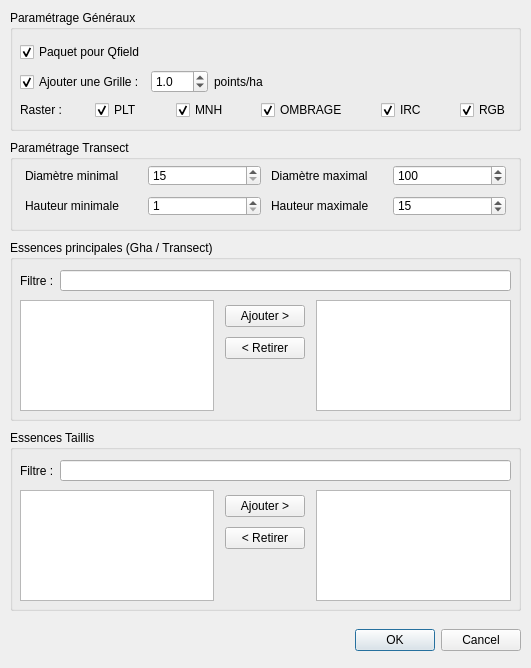
This is Qracines/modules/expertise/create/expertise_create.ui in paul-carteron/Qracines as Qt 5 draws it before an edit. The edited form follows.
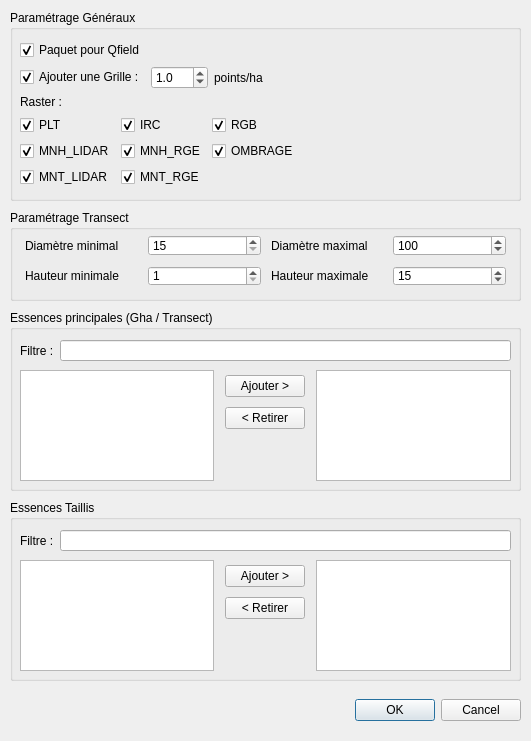
This is the edited form. Custom widgets are drawn as their Qt base class.

```diff
--- a/Qracines/modules/expertise/create/expertise_create.ui
+++ b/Qracines/modules/expertise/create/expertise_create.ui
@@ -7,7 +7,7 @@
     <x>0</x>
     <y>0</y>
     <width>531</width>
-    <height>668</height>
+    <height>741</height>
    </rect>
   </property>
   <property name="windowTitle">
@@ -17,7 +17,7 @@
    <property name="geometry">
     <rect>
      <x>10</x>
-     <y>240</y>
+     <y>310</y>
      <width>511</width>
      <height>181</height>
     </rect>
@@ -120,7 +120,7 @@
    <property name="geometry">
     <rect>
      <x>10</x>
-     <y>140</y>
+     <y>210</y>
      <width>511</width>
      <height>91</height>
     </rect>
@@ -242,7 +242,7 @@
      <x>10</x>
      <y>10</y>
      <width>511</width>
-     <height>121</height>
+     <height>191</height>
     </rect>
    </property>
    <property name="title">
@@ -254,7 +254,7 @@
       <x>10</x>
       <y>29</y>
       <width>491</width>
-      <height>81</height>
+      <height>148</height>
      </rect>
     </property>
     <layout class="QVBoxLayout" name="verticalLayout_2">
@@ -345,34 +345,69 @@
       </layout>
      </item>
      <item>
-      <layout class="QHBoxLayout" name="horizontalLayout_6">
-       <item>
-        <widget class="QLabel" name="label_layers_3">
+      <widget class="QLabel" name="label_layers_3">
+       <property name="sizePolicy">
+        <sizepolicy hsizetype="Fixed" vsizetype="Preferred">
+         <horstretch>0</horstretch>
+         <verstretch>0</verstretch>
+        </sizepolicy>
+       </property>
+       <property name="text">
+        <string>Raster :</string>
+       </property>
+      </widget>
+     </item>
+     <item>
+      <layout class="QGridLayout" name="gridLayout">
+       <item row="2" column="2">
+        <widget class="QCheckBox" name="cb_mnt_rge">
          <property name="sizePolicy">
-          <sizepolicy hsizetype="Fixed" vsizetype="Preferred">
+          <sizepolicy hsizetype="Maximum" vsizetype="Fixed">
            <horstretch>0</horstretch>
            <verstretch>0</verstretch>
           </sizepolicy>
          </property>
          <property name="text">
-          <string>Raster :</string>
+          <string>MNT_RGE</string>
          </property>
+         <property name="checked">
+          <bool>true</bool>
+         </property>
         </widget>
        </item>
-       <item>
-        <spacer name="horizontalSpacer_4">
-         <property name="orientation">
-          <enum>Qt::Horizontal</enum>
+       <item row="0" column="3">
+        <widget class="QCheckBox" name="cb_rgb">
+         <property name="sizePolicy">
+          <sizepolicy hsizetype="Maximum" vsizetype="Fixed">
+           <horstretch>0</horstretch>
+           <verstretch>0</verstretch>
+          </sizepolicy>
          </property>
-         <property name="sizeHint" stdset="0">
-          <size>
-           <width>40</width>
-           <height>20</height>
-          </size>
+         <property name="text">
+          <string>RGB</string>
          </property>
-        </spacer>
+         <property name="checked">
+          <bool>true</bool>
+         </property>
+        </widget>
        </item>
-       <item>
+       <item row="1" column="3">
+        <widget class="QCheckBox" name="cb_ombrage_mnh">
+         <property name="sizePolicy">
+          <sizepolicy hsizetype="Maximum" vsizetype="Fixed">
+           <horstretch>0</horstretch>
+           <verstretch>0</verstretch>
+          </sizepolicy>
+         </property>
+         <property name="text">
+          <string>OMBRAGE</string>
+         </property>
+         <property name="checked">
+          <bool>true</bool>
+         </property>
+        </widget>
+       </item>
+       <item row="0" column="0">
         <widget class="QCheckBox" name="cb_plt">
          <property name="sizePolicy">
           <sizepolicy hsizetype="Maximum" vsizetype="Fixed">
@@ -388,21 +423,24 @@
          </property>
         </widget>
        </item>
-       <item>
-        <spacer name="horizontalSpacer_5">
-         <property name="orientation">
-          <enum>Qt::Horizontal</enum>
+       <item row="1" column="2">
+        <widget class="QCheckBox" name="cb_mnh_rge">
+         <property name="sizePolicy">
+          <sizepolicy hsizetype="Maximum" vsizetype="Fixed">
+           <horstretch>0</horstretch>
+           <verstretch>0</verstretch>
+          </sizepolicy>
          </property>
-         <property name="sizeHint" stdset="0">
-          <size>
-           <width>40</width>
-           <height>20</height>
-          </size>
+         <property name="text">
+          <string>MNH_RGE</string>
          </property>
-        </spacer>
+         <property name="checked">
+          <bool>true</bool>
+         </property>
+        </widget>
        </item>
-       <item>
-        <widget class="QCheckBox" name="cb_mnh">
+       <item row="2" column="0">
+        <widget class="QCheckBox" name="cb_mnt_lidar">
          <property name="sizePolicy">
           <sizepolicy hsizetype="Maximum" vsizetype="Fixed">
            <horstretch>0</horstretch>
@@ -410,28 +448,15 @@
           </sizepolicy>
          </property>
          <property name="text">
-          <string>MNH</string>
+          <string>MNT_LIDAR</string>
          </property>
          <property name="checked">
           <bool>true</bool>
          </property>
         </widget>
        </item>
-       <item>
-        <spacer name="horizontalSpacer_3">
-         <property name="orientation">
-          <enum>Qt::Horizontal</enum>
-         </property>
-         <property name="sizeHint" stdset="0">
-          <size>
-           <width>40</width>
-           <height>20</height>
-          </size>
-         </property>
-        </spacer>
-       </item>
-       <item>
-        <widget class="QCheckBox" name="cb_ombrage">
+       <item row="1" column="0">
+        <widget class="QCheckBox" name="cb_mnh_lidar">
          <property name="sizePolicy">
           <sizepolicy hsizetype="Maximum" vsizetype="Fixed">
            <horstretch>0</horstretch>
@@ -439,27 +464,14 @@
           </sizepolicy>
          </property>
          <property name="text">
-          <string>OMBRAGE</string>
+          <string>MNH_LIDAR</string>
          </property>
          <property name="checked">
           <bool>true</bool>
          </property>
         </widget>
        </item>
-       <item>
-        <spacer name="horizontalSpacer_7">
-         <property name="orientation">
-          <enum>Qt::Horizontal</enum>
-         </property>
-         <property name="sizeHint" stdset="0">
-          <size>
-           <width>40</width>
-           <height>20</height>
-          </size>
-         </property>
-        </spacer>
-       </item>
-       <item>
+       <item row="0" column="2">
         <widget class="QCheckBox" name="cb_irc">
          <property name="sizePolicy">
           <sizepolicy hsizetype="Maximum" vsizetype="Fixed">
@@ -475,8 +487,8 @@
          </property>
         </widget>
        </item>
-       <item>
-        <spacer name="horizontalSpacer_8">
+       <item row="1" column="4">
+        <spacer name="horizontalSpacer_3">
          <property name="orientation">
           <enum>Qt::Horizontal</enum>
          </property>
@@ -488,22 +500,6 @@
          </property>
         </spacer>
        </item>
-       <item>
-        <widget class="QCheckBox" name="cb_rgb">
-         <property name="sizePolicy">
-          <sizepolicy hsizetype="Maximum" vsizetype="Fixed">
-           <horstretch>0</horstretch>
-           <verstretch>0</verstretch>
-          </sizepolicy>
-         </property>
-         <property name="text">
-          <string>RGB</string>
-         </property>
-         <property name="checked">
-          <bool>true</bool>
-         </property>
-        </widget>
-       </item>
       </layout>
      </item>
     </layout>
@@ -513,7 +509,7 @@
    <property name="geometry">
     <rect>
      <x>10</x>
-     <y>620</y>
+     <y>690</y>
      <width>511</width>
      <height>41</height>
     </rect>
@@ -548,7 +544,7 @@
    <property name="geometry">
     <rect>
      <x>10</x>
-     <y>430</y>
+     <y>500</y>
      <width>511</width>
      <height>181</height>
     </rect>
```
